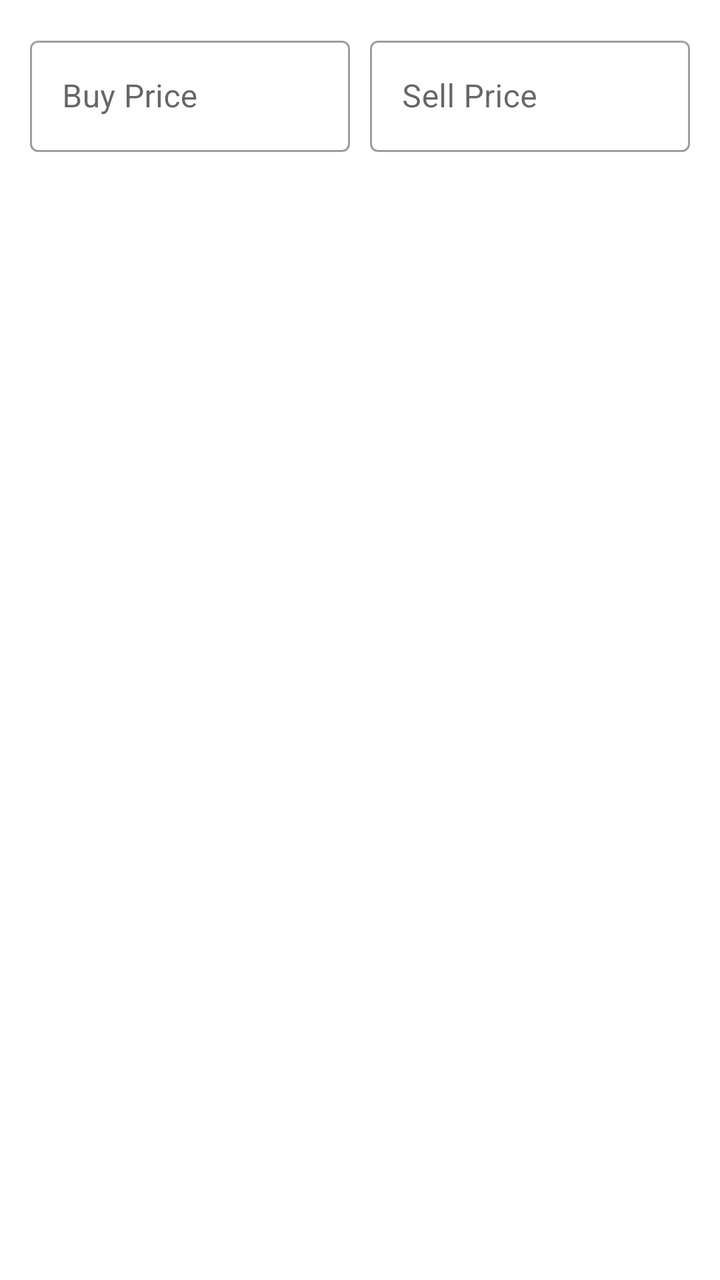
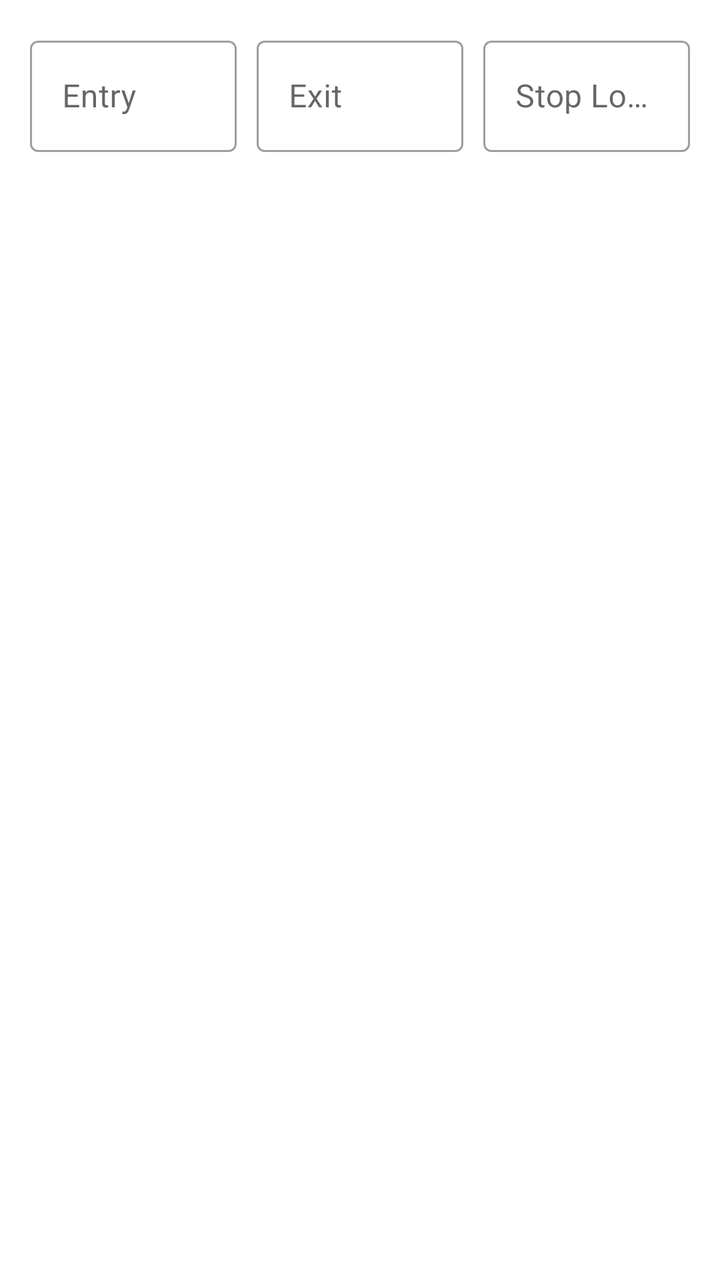

Compare the two renders of this Android layout. The source of the first and the diff that turns it into the second are given below.
<!-- AndroidManifest.xml: application theme AppTheme -->
<!-- res/layout/layout_buy_sell_prompt.xml -->
<?xml version="1.0" encoding="utf-8"?>
<androidx.constraintlayout.widget.ConstraintLayout
    xmlns:android="http://schemas.android.com/apk/res/android"
    xmlns:app="http://schemas.android.com/apk/res-auto"
    xmlns:tools="http://schemas.android.com/tools"
    android:layout_width="match_parent"
    android:layout_height="match_parent">

    <LinearLayout
        android:layout_width="match_parent"
        android:layout_height="wrap_content"
        android:orientation="horizontal"
        android:focusable="true"
        android:focusableInTouchMode="true"
        app:layout_constraintEnd_toEndOf="parent"
        app:layout_constraintStart_toStartOf="parent"
        app:layout_constraintTop_toTopOf="parent"
        android:layout_margin="10dp"
        >

        <com.google.android.material.textfield.TextInputLayout
            android:id="@+id/txt_buy_price_layout"
            android:layout_width="fill_parent"
            android:layout_height="wrap_content"
            android:layout_margin="5dp"
            android:layout_weight="1"
            style="@style/Widget.MaterialComponents.TextInputLayout.OutlinedBox">
            <com.google.android.material.textfield.TextInputEditText
                android:layout_width="match_parent"
                android:layout_height="wrap_content"
                android:hint="Buy Price"
                android:id="@+id/txt_buy_price"
                android:inputType="numberDecimal"
                />
        </com.google.android.material.textfield.TextInputLayout>
        <com.google.android.material.textfield.TextInputLayout
            android:id="@+id/txt_sell_price_layout"
            android:layout_weight="1"
            android:layout_width="fill_parent"
            android:layout_height="wrap_content"
            android:layout_margin="5dp"
            style="@style/Widget.MaterialComponents.TextInputLayout.OutlinedBox"
           >
            <com.google.android.material.textfield.TextInputEditText
                android:layout_width="match_parent"
                android:layout_height="wrap_content"
                android:hint="Sell Price"
                android:inputType="numberDecimal"
                android:id="@+id/txt_sell_price"
                />
        </com.google.android.material.textfield.TextInputLayout>
    </LinearLayout>
</androidx.constraintlayout.widget.ConstraintLayout>
<!-- resources referenced by this layout -->
<resources>
  <style name="AppTheme" parent="Theme.MaterialComponents.Light">
          
          <item name="colorPrimary">@color/colorPrimary</item>
          <item name="colorPrimaryDark">@color/colorPrimaryDark</item>
          <item name="colorAccent">@color/colorAccent</item>
          <item name="statusBarBackground">@color/colorAccent</item>
          <item name="colorControlNormal">@color/colorWhite</item>
      </style>
  <color name="colorPrimary">#008b00</color>
  <color name="colorPrimaryDark">#00b248</color>
  <color name="colorAccent">#008b00</color>
  <color name="colorWhite">#ffffff</color>
</resources>

<!-- the commit's change to res/layout/layout_buy_sell_prompt.xml (unified diff, before → after) -->
@@ -28,7 +28,7 @@
             <com.google.android.material.textfield.TextInputEditText
                 android:layout_width="match_parent"
                 android:layout_height="wrap_content"
-                android:hint="Buy Price"
+                android:hint="Entry"
                 android:id="@+id/txt_buy_price"
                 android:inputType="numberDecimal"
                 />
@@ -44,10 +44,26 @@
             <com.google.android.material.textfield.TextInputEditText
                 android:layout_width="match_parent"
                 android:layout_height="wrap_content"
-                android:hint="Sell Price"
+                android:hint="Exit"
                 android:inputType="numberDecimal"
                 android:id="@+id/txt_sell_price"
                 />
         </com.google.android.material.textfield.TextInputLayout>
+        <com.google.android.material.textfield.TextInputLayout
+            android:id="@+id/txt_stop_loss_layout"
+            android:layout_weight="1"
+            android:layout_width="fill_parent"
+            android:layout_height="wrap_content"
+            android:layout_margin="5dp"
+            style="@style/Widget.MaterialComponents.TextInputLayout.OutlinedBox"
+            >
+            <com.google.android.material.textfield.TextInputEditText
+                android:layout_width="match_parent"
+                android:layout_height="wrap_content"
+                android:hint="Stop Loss"
+                android:inputType="numberDecimal"
+                android:id="@+id/txt_stop_loss"
+                />
+        </com.google.android.material.textfield.TextInputLayout>
     </LinearLayout>
 </androidx.constraintlayout.widget.ConstraintLayout>
